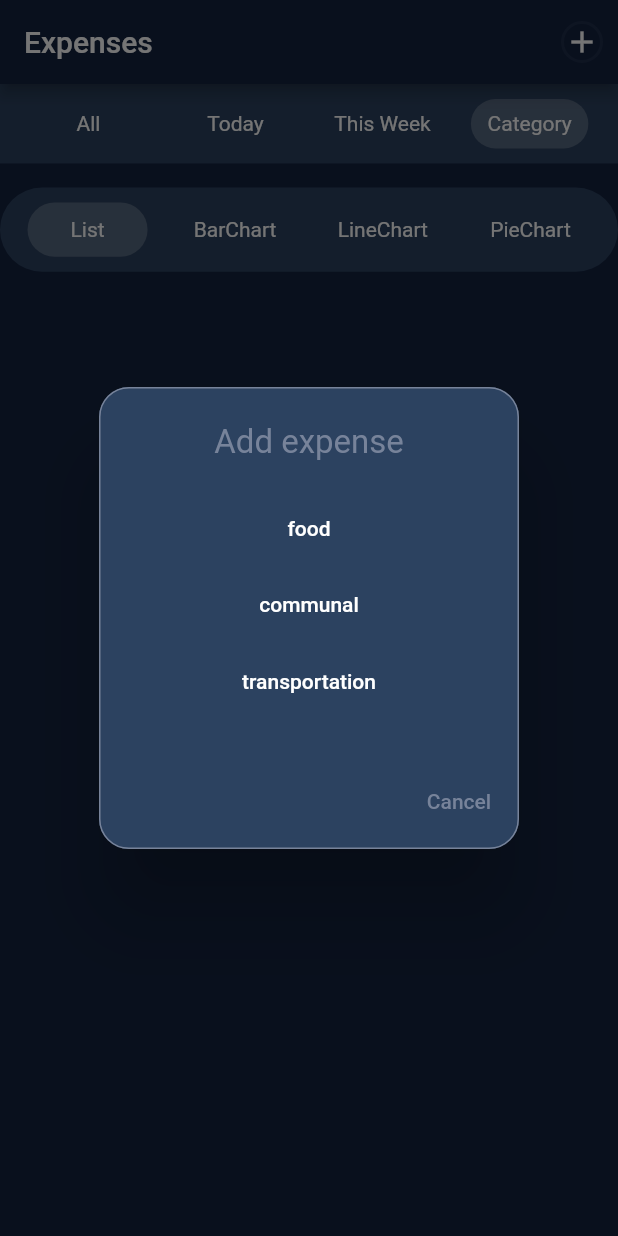
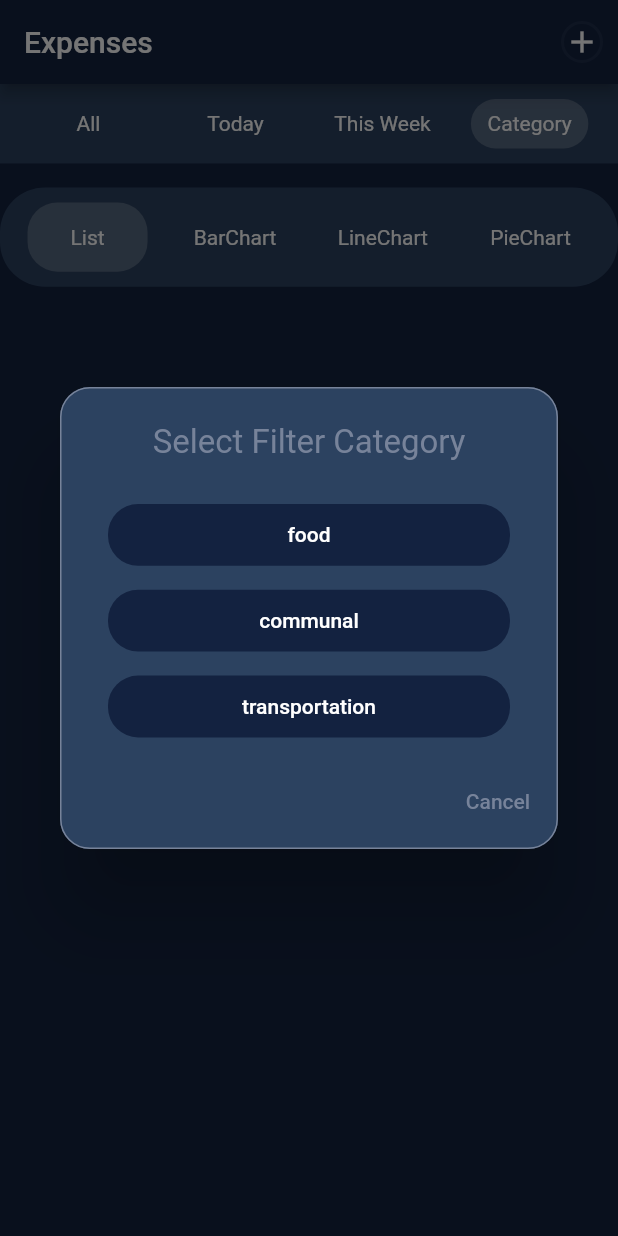
Before and after one commit to PeriyanAra/expenses, a Flutter app: the screen it shows after launch, after a tap on "Category", on a phone screen of 412 x 824 dp. Run offline on Flutter 3.47's test engine with Material 2 defaults, Android fonts, the phone set to English and light mode, and no system bars; our stand-ins replace bloc, fl_chart, flutter_bloc, freezed_annotation; generated files the repository leaves out were written again.

```diff
--- a/lib/main_screen/widgets/category_pop_up.dart
+++ b/lib/main_screen/widgets/category_pop_up.dart
@@ -18,7 +18,7 @@ class CategoryPopUp extends StatelessWidget {
       ),
       backgroundColor: secondaryColor,
       title: Text(
-        'Add expense',
+        'Select Filter Category',
         style: appTheme.textTheme.title2.copyWith(color: secondaryTextColor),
         textAlign: TextAlign.center,
       ),
@@ -39,9 +39,18 @@ class CategoryPopUp extends StatelessWidget {
                       );
                   Navigator.pop(context);
                 },
-                child: Text(
-                  ExpenseCategory.values[index].name,
-                  style: TextStyle(color: primaryTextColor),
+                child: Container(
+                  alignment: Alignment.center,
+                  width: MediaQuery.of(context).size.width * .7,
+                  height: MediaQuery.of(context).size.height * .05,
+                  decoration: BoxDecoration(
+                  color: primaryColor,
+                  borderRadius: BorderRadius.circular(20.0)
+                  ),
+                  child: Text(
+                    ExpenseCategory.values[index].name,
+                    style: TextStyle(color: primaryTextColor),
+                  ),
                 ),
               );
             },
--- a/lib/main_screen/widgets/main_screen.dart
+++ b/lib/main_screen/widgets/main_screen.dart
@@ -38,7 +38,8 @@ class _MainScreenState extends State<MainScreen> {
             onPressed: () {
               showDialog(
                 context: context,
-                builder: (context) => AlertDialog(
+                builder: (context) => SingleChildScrollView(
+                  child: AlertDialog(
                     shape: RoundedRectangleBorder(
                       borderRadius: BorderRadius.all(Radius.circular(20)),
                       side: BorderSide(
@@ -178,6 +179,7 @@ class _MainScreenState extends State<MainScreen> {
                       ),
                     ],
                   ),
+                ),
               );
             },
             icon: Container(
--- a/lib/main_screen/widgets/main_tab_bar/main_tab_bar_item.dart
+++ b/lib/main_screen/widgets/main_tab_bar/main_tab_bar_item.dart
@@ -21,7 +21,7 @@ class MainTabBarItem extends StatelessWidget {
         tabController.animateTo(index);
       },
       child: Container(
-        height: height * .11,
+        height: height * .14,
         padding: EdgeInsets.all(10.0),
         alignment: Alignment.center,
         decoration: BoxDecoration(
```
Also changed, not shown: lib/main_screen/widgets/tabs/list_tab.dart (+9 -14 lines). Lines whose indentation alone changed are shown as unchanged.
